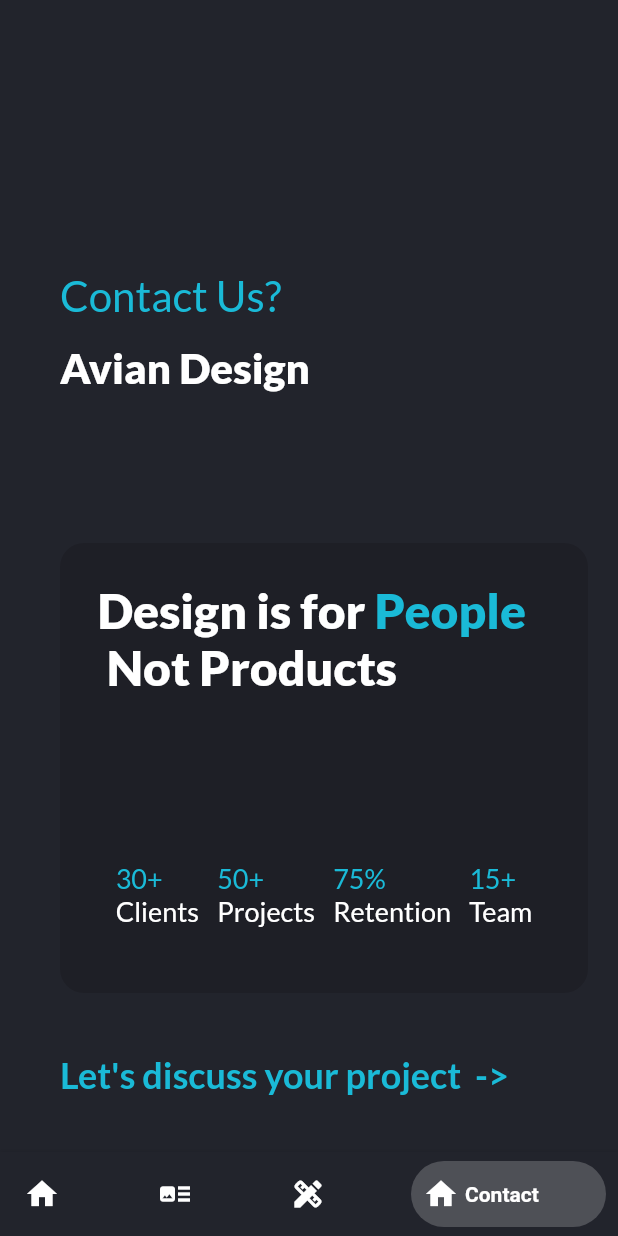
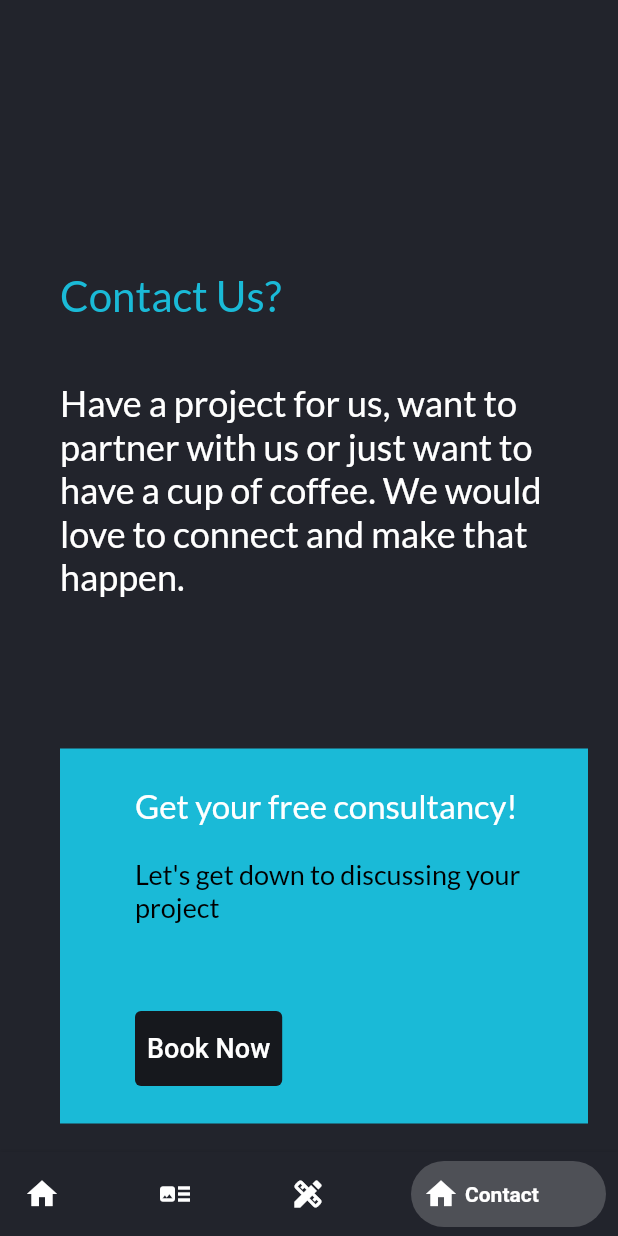
Before and after one commit to QikTech/Task-For-Avian-Design, a Flutter app: the screen it shows after launch, item 4 of the bottom bar chosen, on a phone screen of 412 x 824 dp. Run offline on Flutter 3.47's test engine with Material 2 defaults, Android fonts, the light colour scheme and no system bars; drawn by our look-alikes of bottom_navy_bar; our stand-ins replace google_fonts; Roboto replaces fonts that are missing (Hind).

Commit message:
Contact Screen Ready

```diff
--- a/lib/screens/contact.dart
+++ b/lib/screens/contact.dart
@@ -1,4 +1,5 @@
 import 'package:bottom_navy_bar/bottom_navy_bar.dart';
+import 'package:flutter/cupertino.dart';
 import 'package:flutter/material.dart';
 import 'package:google_fonts/google_fonts.dart';
 import 'package:task_for_avian_design/colors.dart';
@@ -27,24 +28,22 @@
                       textStyle: regularHeading28,
                     )),
                 SizedBox(
-                  height: 14,
+                  height: 40,
                 ),
-                Text('Avian Design',
+                Text(
+                    'Have a project for us, want to partner with us or just want to have a cup of coffee. We would love to connect and make that happen.',
                     style: GoogleFonts.lato(
-                      textStyle: boldHeading28,
+                      textStyle: whiteRegular24,
                     )),
-                SizedBox(
-                  height: 100,
-                ),
+                SizedBox(height: 100),
                 Container(
-                  height: 300,
+                  height: 250,
                   width: 400,
                   decoration: new BoxDecoration(
-                    color: bgColor2,
-                    borderRadius: new BorderRadius.circular(16.0),
+                    color: accentt,
                   ),
                   child: Padding(
-                    padding: const EdgeInsets.all(25.0),
+                    padding: const EdgeInsets.fromLTRB(50, 25, 25, 25),
                     child: Column(
                       crossAxisAlignment: CrossAxisAlignment.start,
                       children: [
@@ -55,19 +54,15 @@
                               // text: 'Design is for ',
                               children: <TextSpan>[
                                 TextSpan(
-                                    text: 'Design is for ',
+                                    text: 'Get your free consultancy!',
                                     style: GoogleFonts.lato(
-                                      textStyle: whiteHeading32,
+                                      textStyle: whiteRegular22,
                                     )),
                                 TextSpan(
-                                    text: 'People',
+                                    text:
+                                        '\n\nLet\'s get down to discussing your project',
                                     style: GoogleFonts.lato(
-                                      textStyle: accentHeading32,
-                                    )),
-                                TextSpan(
-                                    text: '\n Not Products',
-                                    style: GoogleFonts.lato(
-                                      textStyle: whiteHeading32,
+                                      textStyle: blackText18,
                                     )),
                               ],
                             ),
@@ -75,62 +70,16 @@
                         ),
                         Expanded(
                           flex: 1,
-                          child: Row(
-                            mainAxisAlignment: MainAxisAlignment.spaceEvenly,
-                            children: [
-                              Column(
-                                crossAxisAlignment: CrossAxisAlignment.start,
-                                children: [
-                                  Text('30+',
-                                      style: GoogleFonts.lato(
-                                        textStyle: accentText18,
-                                      )),
-                                  Text('Clients',
-                                      style: GoogleFonts.lato(
-                                        textStyle: whiteText18,
-                                      )),
-                                ],
-                              ),
-                              Column(
-                                crossAxisAlignment: CrossAxisAlignment.start,
-                                children: [
-                                  Text('50+',
-                                      style: GoogleFonts.lato(
-                                        textStyle: accentText18,
-                                      )),
-                                  Text('Projects',
-                                      style: GoogleFonts.lato(
-                                        textStyle: whiteText18,
-                                      )),
-                                ],
-                              ),
-                              Column(
-                                crossAxisAlignment: CrossAxisAlignment.start,
-                                children: [
-                                  Text('75%',
-                                      style: GoogleFonts.lato(
-                                        textStyle: accentText18,
-                                      )),
-                                  Text('Retention',
-                                      style: GoogleFonts.lato(
-                                        textStyle: whiteText18,
-                                      )),
-                                ],
-                              ),
-                              Column(
-                                crossAxisAlignment: CrossAxisAlignment.start,
-                                children: [
-                                  Text('15+',
-                                      style: GoogleFonts.lato(
-                                        textStyle: accentText18,
-                                      )),
-                                  Text('Team',
-                                      style: GoogleFonts.lato(
-                                        textStyle: whiteText18,
-                                      )),
-                                ],
-                              ),
-                            ],
+                          child: TextButton(
+                            onPressed: () {},
+                            style: TextButton.styleFrom(
+                              backgroundColor: Color(0xFF16181D),
+                              primary: whitee,
+                            ),
+                            child: Text(
+                              'Book Now',
+                              style: TextStyle(fontSize: 18),
+                            ),
                           ),
                         ),
                       ],
@@ -138,49 +87,41 @@
                   ),
                 ), //Card End
                 SizedBox(height: 40),
-                Text("Let's discuss your project  ->",
-                    style: GoogleFonts.lato(
-                      textStyle: accentBold24,
-                    )), //Let's discuss your project
-                SizedBox(
-                  height: 40,
-                ),
-
               ],
             ),
           ),
-          Center(child: Image.asset('assets/icons/ICO_down-arrow.png')),
-          SizedBox(height: 80),
           Column(
-            crossAxisAlignment: CrossAxisAlignment.center,
+            crossAxisAlignment: CrossAxisAlignment.start,
             children: [
-              Text('Why? How? What?',
+              Text('Email us at',
                   style: GoogleFonts.lato(
-                    textStyle: grayHeading32,
+                    textStyle: whiteRegular22,
                   )),
-              SizedBox(height: 30),
-              Text('Making design thinking easy for Startups!',
+              Text('info@aviandesign.in',
                   style: GoogleFonts.lato(
-                    textStyle: whiteSub16,
+                    textStyle: accentRegular22,
                   )),
-              Center(child: Image.asset('assets/icons/peoples.png')),
-              SizedBox(height: 30),
-              Text('We are all about Design!',
+              Text('\n\nCall us at',
                   style: GoogleFonts.lato(
-                    textStyle: accentText18,
+                    textStyle: whiteRegular22,
                   )),
-              SizedBox(height: 30),
-              Padding(
-                padding: const EdgeInsets.fromLTRB(40,8,40,40),
-                child: Text(
-                    'We collaborate with you and your team to empathise, be creative, and run successful Design Sprints to leverage Design Thinking in your product journey!',
-                    textAlign: TextAlign.justify,
-                    style: GoogleFonts.lato(
-                      textStyle: whiteBold18,
-                    )),
-              ),
+              Text('+1 812 558 3209',
+                  style: GoogleFonts.lato(
+                    textStyle: accentRegular22,
+                  )),
+              Text('+91 935 490 6525',
+                  style: GoogleFonts.lato(
+                    textStyle: accentRegular22,
+                  )),
             ],
           ),
+          Text('\n\n\n Designed by Prasad Sawant',
+              textAlign: TextAlign.center,
+              style: GoogleFonts.lato(
+                textStyle: grayRegular18,
+              )),
+          SizedBox(height: 40),
+
         ],
       ),
     );
--- a/lib/typography.dart
+++ b/lib/typography.dart
@@ -1,4 +1,5 @@
 import 'package:flutter/cupertino.dart';
+import 'package:flutter/material.dart';
 
 import 'colors.dart';
 
@@ -11,13 +12,17 @@
 
 final accentBold24 = TextStyle(fontSize: 24, color: accentt, fontWeight: FontWeight.w600);
 final whiteBold24 = TextStyle(fontSize: 24, color: whitee, fontWeight: FontWeight.w600);
+final whiteRegular24 = TextStyle(fontSize: 24, color: whitee, fontWeight: FontWeight.w500);
 
 final whiteRegular22 = TextStyle(fontSize: 22, color: whitee, fontWeight: FontWeight.normal);
+final accentRegular22 = TextStyle(fontSize: 22, color: accentt, fontWeight: FontWeight.normal);
 final whiteLight22 = TextStyle(fontSize: 22, color: whitee, fontWeight: FontWeight.w300);
 
 final accentText18 = TextStyle(fontSize: 18, color: accentt, fontWeight: FontWeight.w400);
 final whiteText18 = TextStyle(fontSize: 18, color: whitee, fontWeight: FontWeight.w400);
+final blackText18 = TextStyle(fontSize: 18, color: Colors.black, fontWeight: FontWeight.w400);
 final whiteBold18 = TextStyle(fontSize: 18, color: whitee, fontWeight: FontWeight.w800);
+final grayRegular18 = TextStyle(fontSize: 18, color: grayy, fontWeight: FontWeight.w500);
 
 
 final whiteSub16 = TextStyle(fontSize: 16, color: whitee, fontWeight: FontWeight.normal);
```
